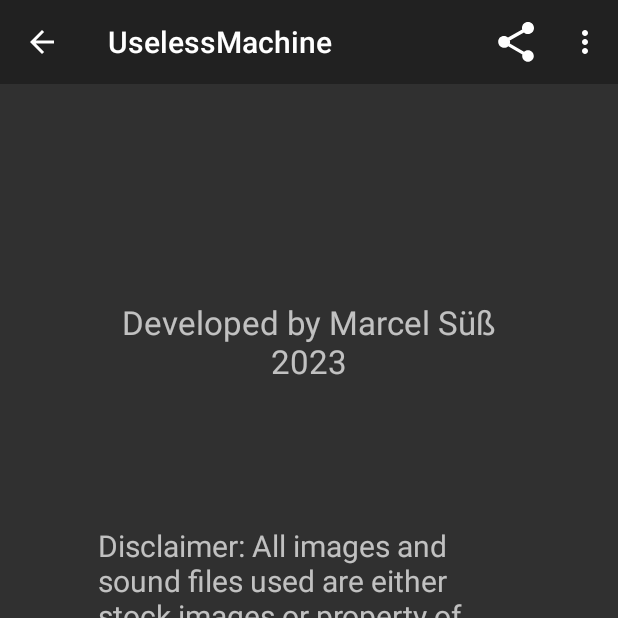
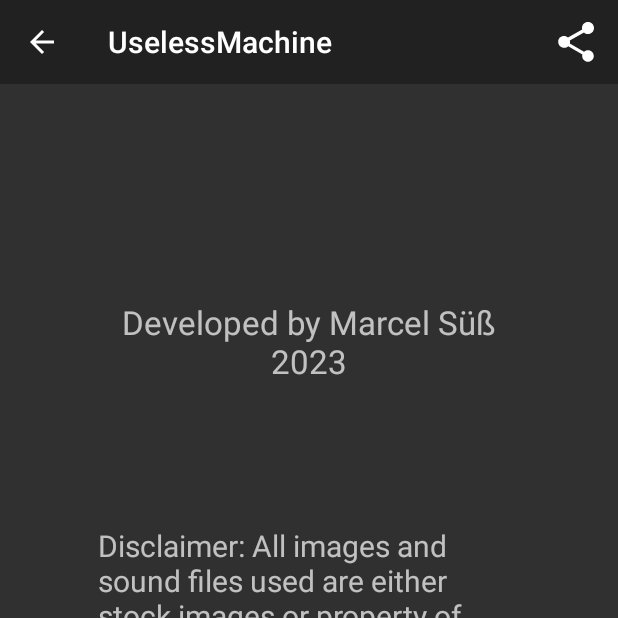
Before and after one commit to MarcelQ5/UselessMachine, an Android app: the Credits screen opened directly, with no data from a screen before it, on a phone screen of 412 x 824 dp, the top half of it. Run offline under Robolectric (Android 15) with nearby library versions, the phone set to English and light mode, and no system bars.

Commit message:
remove old button

```diff
--- a/app/src/main/res/menu/general_menu.xml
+++ b/app/src/main/res/menu/general_menu.xml
@@ -3,10 +3,8 @@
     xmlns:android="http://schemas.android.com/apk/res/android">
 
     <item
-        android:id="@+id/backToMainMenu"
-        android:title="Back to Main Menu" />
-
-    <item android:id="@+id/action_share" android:title="Share"
+        android:id="@+id/action_share"
+        android:title="@string/share"
         app:showAsAction="ifRoom"
         app:actionProviderClass="androidx.appcompat.widget.ShareActionProvider" />
 </menu>
```
